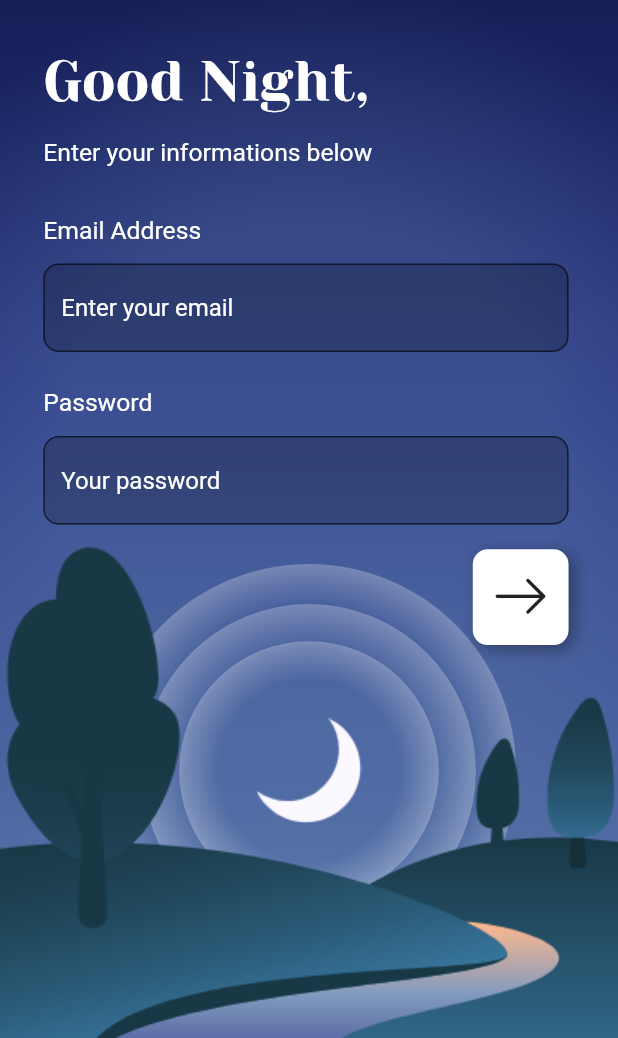
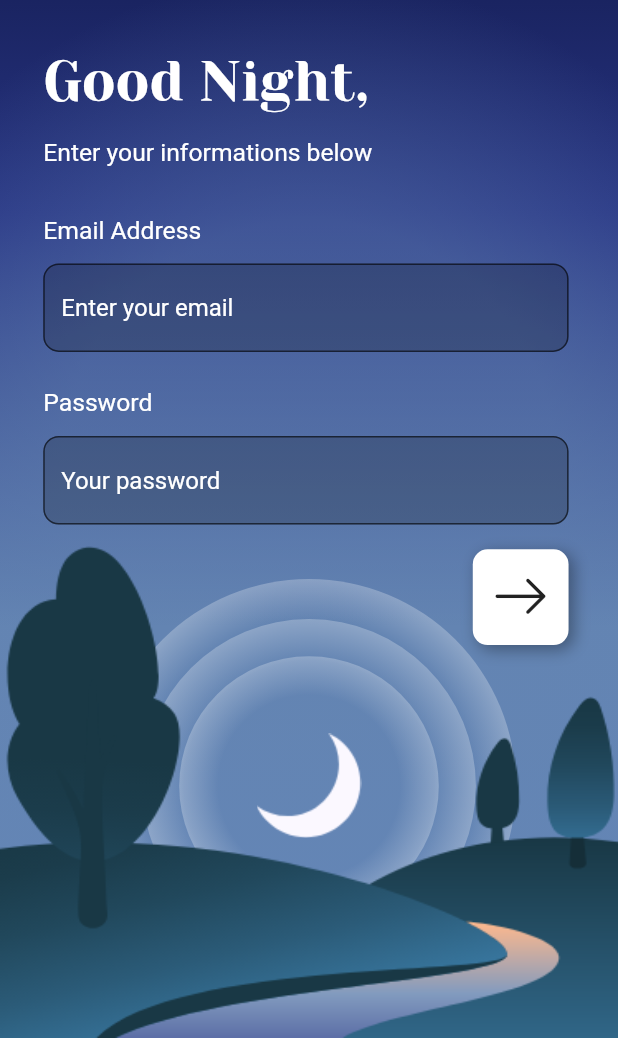
Before and after one commit to shubhamhackz/day_night_login, a Flutter app: the screen it shows after launch, after a tap on "Morning Login", on a phone screen of 412 x 824 dp, the part 198-1236 px from its top. Run offline on Flutter 3.47's test engine with Material 2 defaults, Android fonts, the phone set to English and light mode, and no system bars; accounts and stored records are empty.

```diff
--- a/lib/components/day/sun.dart
+++ b/lib/components/day/sun.dart
@@ -15,6 +15,8 @@ class Sun extends AnimatedWidget {
             Tween<Offset>(
               begin: Offset(0, 0),
               end: Offset(0, -80),
+            ).chain(
+              CurveTween(curve: Curves.easeInOut),
             ),
           )
           .value,
--- a/lib/components/day/sun_rays.dart
+++ b/lib/components/day/sun_rays.dart
@@ -24,7 +24,7 @@ class SunRays extends AnimatedWidget {
             gradient: RadialGradient(
               colors: [
                 const Color(0xFFf9c87e),
-                const Color(0xFFf4aa85),
+                const Color(0xEEf4aa85),
                 const Color(0x00f4aa85),
               ],
               stops: [0.3, 0.55, 1],
--- a/lib/components/night/moon.dart
+++ b/lib/components/night/moon.dart
@@ -14,7 +14,9 @@ class Moon extends AnimatedWidget {
           .drive(
             Tween<Offset>(
               begin: Offset(0, 0),
-              end: Offset(0, -200),
+              end: Offset(0, -110),
+            ).chain(
+              CurveTween(curve: Curves.easeInOut),
             ),
           )
           .value,
--- a/lib/components/night/moon_rays.dart
+++ b/lib/components/night/moon_rays.dart
@@ -8,7 +8,7 @@ class MoonRays extends AnimatedWidget {
   @override
   Widget build(BuildContext context) {
     return FadeTransition(
-      opacity: controller,
+      opacity: controller.drive(Tween<double>(begin: 0.00, end: 1.0)),
       child: Transform.translate(
         offset: controller
             .drive(
@@ -23,7 +23,7 @@ class MoonRays extends AnimatedWidget {
             shape: BoxShape.circle,
             gradient: RadialGradient(
               colors: [
-                const Color(0x556384B2),
+                const Color(0x666384B2),
                 const Color(0x006486B7),
               ],
               stops: [
--- a/lib/components/toggle_button.dart
+++ b/lib/components/toggle_button.dart
@@ -58,8 +58,8 @@ class _ToggleButtonState extends State<ToggleButton> {
           ),
         ),
         AnimatedContainer(
-          duration: const Duration(milliseconds: 250),
-          curve: Curves.decelerate,
+          duration: const Duration(milliseconds: 300),
+          curve: Curves.easeOutCirc,
           width: width * 0.7,
           alignment:
               _activeIndex == 0 ? Alignment.centerLeft : Alignment.centerRight,
--- a/lib/main.dart
+++ b/lib/main.dart
@@ -1,5 +1,4 @@
 import 'package:day_night_login/routes/login.dart';
-import 'package:day_night_login/utils/cached_images.dart';
 import 'package:flutter/material.dart';
 
 void main() {
@@ -13,10 +12,4 @@ class MyApp extends StatelessWidget {
       home: Login(),
     );
   }
-
-  cacheImages(context) {
-    CachedImages.imageAssets.forEach((asset) {
-      precacheImage(asset, context);
-    });
-  }
 }
--- a/lib/models/login_theme.dart
+++ b/lib/models/login_theme.dart
@@ -2,7 +2,7 @@ import 'package:flutter/widgets.dart';
 
 class LoginTheme {
   final String title;
-  final String landscape;
+  final AssetImage landscape;
   final List<Color> backgroundGradient;
   final Widget circle;
   final Widget rays;
--- a/lib/routes/login.dart
+++ b/lib/routes/login.dart
@@ -7,7 +7,6 @@ import 'package:day_night_login/models/login_theme.dart';
 import 'package:day_night_login/utils/cached_images.dart';
 import 'package:day_night_login/utils/custom_icons_icons.dart';
 import 'package:day_night_login/utils/viewport_size.dart';
-import 'package:flutter/foundation.dart';
 import 'package:flutter/material.dart';
 
 class Login extends StatefulWidget {
@@ -17,6 +16,7 @@ class Login extends StatefulWidget {
 
 class _LoginState extends State<Login> with SingleTickerProviderStateMixin {
   AnimationController _animationController;
+  Animation _animation;
   LoginTheme day;
   LoginTheme night;
   Mode _activeMode = Mode.day;
@@ -35,8 +35,14 @@ class _LoginState extends State<Login> with SingleTickerProviderStateMixin {
 
   @override
   void didChangeDependencies() {
+    cacheImages();
     super.didChangeDependencies();
-    compute(cacheImages, context);
+  }
+
+  cacheImages() {
+    CachedImages.imageAssets.forEach((asset) {
+      precacheImage(asset, context);
+    });
   }
 
   initializeTheme() {
@@ -49,7 +55,7 @@ class _LoginState extends State<Login> with SingleTickerProviderStateMixin {
         const Color(0xFFFF9D80),
         // const Color(0xFFFFBD73),
       ],
-      landscape: 'assets/images/day.png',
+      landscape: CachedImages.imageAssets[0],
       circle: Sun(
         controller: _animationController,
       ),
@@ -64,9 +70,9 @@ class _LoginState extends State<Login> with SingleTickerProviderStateMixin {
         const Color(0xFF0D1441),
         const Color(0xFF283584),
         const Color(0xFF6384B2),
-        //const Color(0xFF6486B7),
+        const Color(0xFF6486B7),
       ],
-      landscape: 'assets/images/night.png',
+      landscape: CachedImages.imageAssets[1],
       circle: Moon(
         controller: _animationController,
       ),
@@ -102,12 +108,13 @@ class _LoginState extends State<Login> with SingleTickerProviderStateMixin {
               child: _activeMode == Mode.day ? day.rays : night.rays,
             ),
             Positioned(
-              bottom: -160,
+              bottom: _activeMode == Mode.day ? -160 : -80,
               child: _activeMode == Mode.day ? day.circle : night.circle,
             ),
             Positioned.fill(
-              child: Image.asset(
-                _activeMode == Mode.day ? day.landscape : night.landscape,
+              child: Image(
+                image:
+                    _activeMode == Mode.day ? day.landscape : night.landscape,
                 fit: BoxFit.fill,
               ),
             ),
@@ -239,9 +246,3 @@ enum Mode {
   day,
   night,
 }
-
-cacheImages(context) {
-  CachedImages.imageAssets.forEach((asset) {
-    precacheImage(asset, context);
-  });
-}
--- a/lib/utils/cached_images.dart
+++ b/lib/utils/cached_images.dart
@@ -1,8 +1,8 @@
 import 'package:flutter/material.dart';
 
 class CachedImages {
-  static List<AssetImage> imageAssets = [
-    AssetImage('assets/images/day.png'),
-    AssetImage('assets/images/night.png'),
+  static const List<AssetImage> imageAssets = [
+    const AssetImage('assets/images/day.png'),
+    const AssetImage('assets/images/night.png'),
   ];
 }
```
Also changed, not shown: 18 other files.
